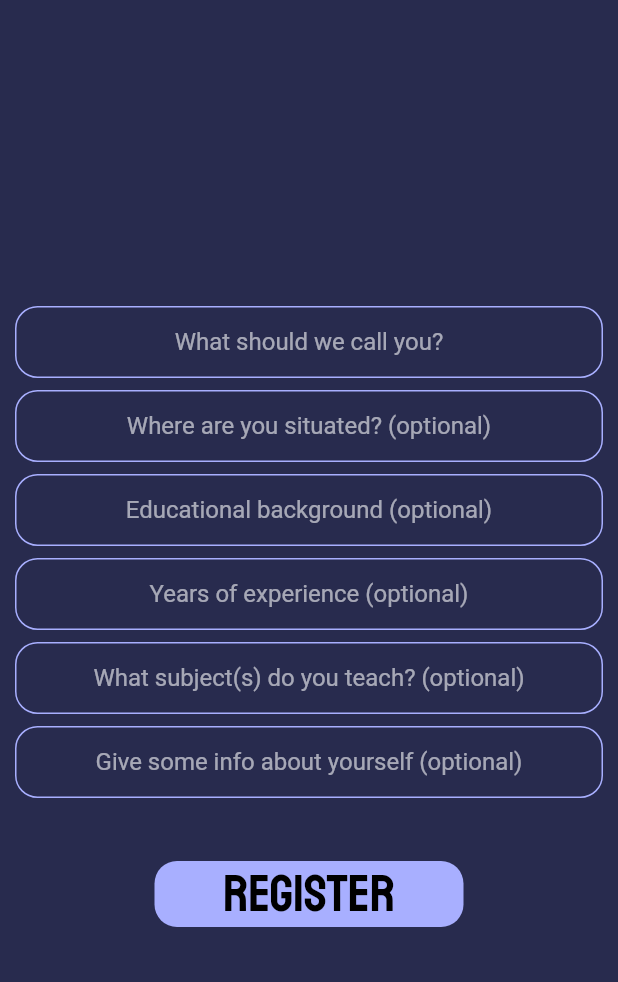
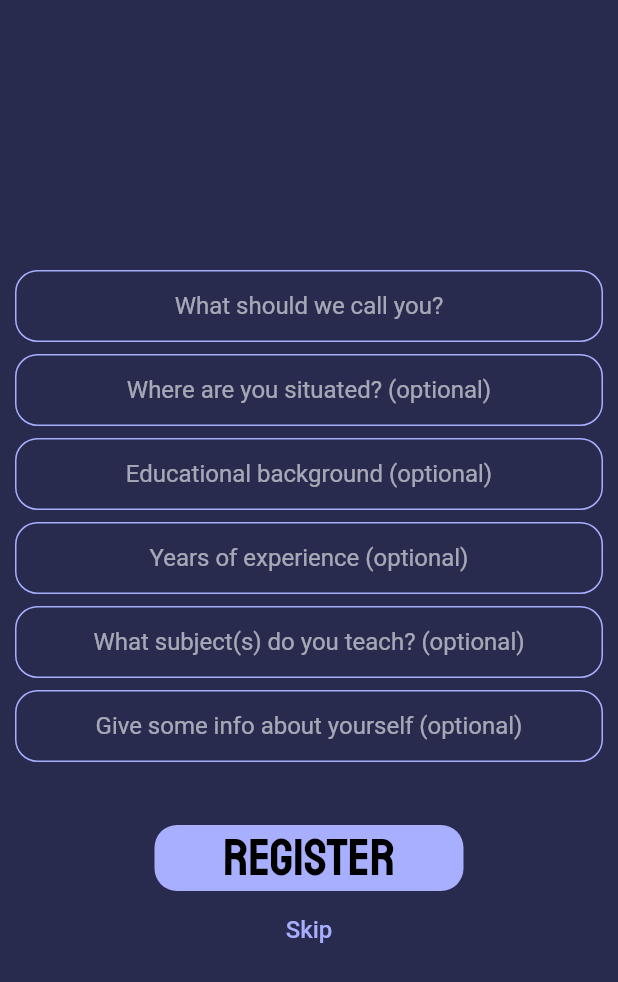
Before and after one commit to Shloktheboss142/Attendify, a Flutter app: the FurtherRegistration screen opened by its route, on a phone screen of 412 x 824 dp. Shown: the top 982 px of the screen. Run offline on Flutter 3.47's test engine with Material 2 defaults, Android fonts, the phone set to English and light mode, and no system bars; drawn by our look-alikes of modal_progress_hud_nsn; our stand-ins replace cloud_firestore, firebase_auth, firebase_core, firebase_database, flutter_pw_validator, jiffy and 1 more; missing offline and left inert: mobile_scanner; accounts and stored records are empty; Roboto replaces fonts that are missing (Cairo-Regular).

Commit message:
Added skip button

```diff
--- a/lib/further_registration.dart
+++ b/lib/further_registration.dart
@@ -194,18 +194,6 @@ class _FurtherRegistration extends State<FurtherRegistration> {
                             "subject": subject,
                             "about": about
                           });
-
-                          // final info = <String, dynamic>{
-                          //   "email": uemail,
-                          //   "name": name,
-                          //   "location": location,
-                          //   "education": education,
-                          //   "experience": experience,
-                          //   "subject": subject,
-                          //   "about": about
-                          // };
-
-                          // db.collection('Users').doc(uid).set(info);
                         }
 
                         upload();
@@ -230,6 +218,23 @@ class _FurtherRegistration extends State<FurtherRegistration> {
                         fontFamily: 'Staatliches',
                         fontSize: 35)),
               ),
+              ElevatedButton(
+                onPressed: () {
+                  Navigator.pushNamed(context, 'home_screen');
+                },
+                style: ElevatedButton.styleFrom(
+                    elevation: 0,
+                    backgroundColor: const Color.fromARGB(0, 168, 175, 255),
+                    fixedSize:
+                        Size.fromWidth(MediaQuery.of(context).size.width / 4),
+                    shape: RoundedRectangleBorder(
+                        borderRadius: BorderRadius.circular(15.0))),
+                child: const Text('Skip',
+                    style: TextStyle(
+                        color: Color.fromARGB(255, 168, 175, 255),
+                        fontFamily: 'Cairo-Regular',
+                        fontSize: 16)),
+              )
             ],
           ),
         ),
```
